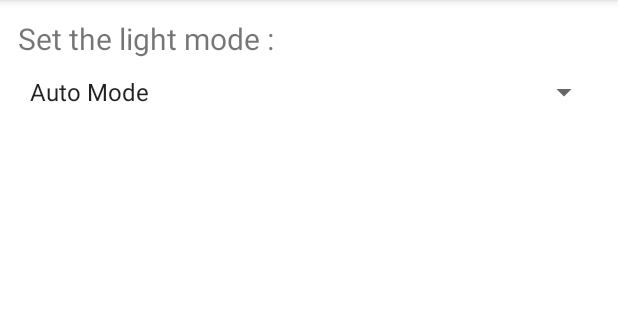
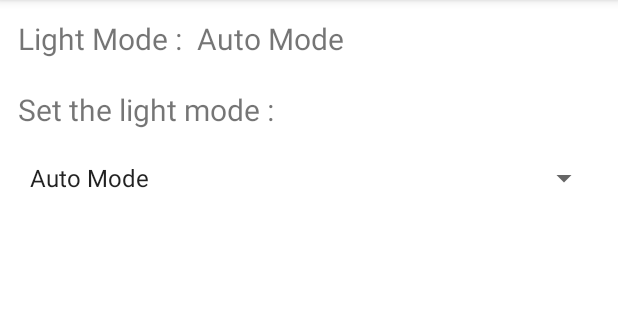
Before and after one commit to CharlotteProjects/IoTMiniProject, an Android app: the screen it shows after launch (MainActivity), on a phone screen of 412 x 824 dp, the part 84-404 px from its top. Run offline under Robolectric (Android 15) with nearby library versions, the phone set to English and light mode, and no system bars; our stand-ins replace Firebase (no records; nobody signed in at launch, a user with empty details on screens opened directly); 2 statements that could not run were skipped.

Commit message:
add a text for show Light Mode

```diff
--- a/app/src/main/java/com/charlottesutdio/iotminiproject/MainActivity.java
+++ b/app/src/main/java/com/charlottesutdio/iotminiproject/MainActivity.java
@@ -9,6 +9,7 @@ import android.view.View;
 import android.widget.AdapterView;
 import android.widget.ArrayAdapter;
 import android.widget.Spinner;
+import android.widget.TextView;
 import android.widget.Toast;
 
 import com.google.android.gms.tasks.OnCompleteListener;
@@ -23,20 +24,30 @@ public class MainActivity extends AppCompatActivity {
 
     private final String TAG = "MainActivity";
 
+    //region FireBase Setting
+
     private DatabaseReference database_LightMode;
 
     private final String path_Main_Manager = "Manager";
     private final String path_LED = "LEDmode";
+    private boolean afterInti = false;
+
+    //endregion
+
+    //region UI Setting
 
     private Spinner spinner_LightMode;
     private int nowLEDmode = 0;
 
-    private boolean afterInti = false;
+    private TextView text_LightMode;
+
+    //endregion
 
     @Override
     protected void onCreate(Bundle savedInstanceState) {
         super.onCreate(savedInstanceState);
         setContentView(R.layout.activity_main);
+        text_LightMode = (TextView) findViewById(R.id.text_YourLightMode);
 
         init_Firebase();
 
@@ -48,12 +59,13 @@ public class MainActivity extends AppCompatActivity {
         FirebaseDatabase database = FirebaseDatabase.getInstance();
         database_LightMode = database.getReference(path_Main_Manager);
 
-        // When onCreate will get the data first and set the choosed
+        // When onCreate will get the data first and set the choose
         database_LightMode.child(path_LED).get().addOnCompleteListener(new OnCompleteListener<DataSnapshot>() {
             @Override
             public void onComplete(@NonNull Task<DataSnapshot> task) {
                 if (task.isSuccessful()) {
                     nowLEDmode = Integer.parseInt(task.getResult().getValue().toString());
+                    setLightModeText(nowLEDmode);
                     afterInti = true;
                     Log.d(TAG, "msg: Get Data successful : " + nowLEDmode);
                 }
@@ -87,6 +99,7 @@ public class MainActivity extends AppCompatActivity {
                     }
                     String st = "Change the Light Mode to : " + mode;
                     Toast.makeText(MainActivity.this, st, Toast.LENGTH_LONG).show();
+                    setLightModeText(value);
                     Log.d(TAG,"msg: " + st);
                 }
             }
@@ -128,4 +141,22 @@ public class MainActivity extends AppCompatActivity {
         // Set spinner position by Firebase data
         spinner_LightMode.setSelection(nowLEDmode);
     }
+
+    // set the Light Mode Text
+    void setLightModeText(int number) {
+        switch (number) {
+            case 0:
+                text_LightMode.setText("Auto Mode");
+                break;
+            case 1:
+                text_LightMode.setText("Lighting Mode");
+                break;
+            case 2:
+                text_LightMode.setText("Closing Mode");
+                break;
+            default:
+                Log.d(TAG, "mas: wrong number input to Light Mode Text.");
+                break;
+        }
+    }
 }
--- a/app/src/main/res/layout/activity_main.xml
+++ b/app/src/main/res/layout/activity_main.xml
@@ -8,28 +8,50 @@
     tools:context=".MainActivity">
 
     <TextView
-        android:id="@+id/textView"
+        android:id="@+id/text_LightMode"
         android:layout_width="wrap_content"
         android:layout_height="wrap_content"
         android:text="@string/text_LightMode"
+        android:textSize="20sp"
+        app:layout_constraintStart_toStartOf="parent"
+        app:layout_constraintTop_toTopOf="parent" />
+
+    <TextView
+        android:id="@+id/text_YourLightMode"
+        android:layout_width="wrap_content"
+        android:layout_height="wrap_content"
+        android:layout_marginStart="10sp"
+        android:text="@string/text_YourLightMode"
+        android:textSize="20sp"
+        app:layout_constraintEnd_toEndOf="parent"
+        app:layout_constraintHorizontal_bias="0.0"
+        app:layout_constraintStart_toEndOf="@+id/text_LightMode"
+        app:layout_constraintTop_toTopOf="parent" />
+
+    <TextView
+        android:id="@+id/text_ChooesLightMode"
+        android:layout_width="wrap_content"
+        android:layout_height="wrap_content"
+        android:layout_marginTop="20sp"
+        android:text="@string/text_ChooseMode"
         android:textSize="20sp"
         app:layout_constraintBottom_toBottomOf="parent"
         app:layout_constraintLeft_toLeftOf="parent"
         app:layout_constraintRight_toRightOf="parent"
         app:layout_constraintStart_toStartOf="parent"
-        app:layout_constraintTop_toTopOf="parent"
+        app:layout_constraintTop_toBottomOf="@+id/text_LightMode"
         app:layout_constraintVertical_bias="0.0" />
 
     <Spinner
         android:id="@+id/spinner_Light"
         android:layout_width="match_parent"
         android:layout_height="wrap_content"
-        android:layout_marginTop="10sp"
+        android:layout_marginTop="20sp"
         app:layout_constraintBottom_toBottomOf="parent"
         app:layout_constraintEnd_toEndOf="parent"
         app:layout_constraintHorizontal_bias="1.0"
         app:layout_constraintStart_toStartOf="parent"
-        app:layout_constraintTop_toBottomOf="@+id/textView"
+        app:layout_constraintTop_toBottomOf="@+id/text_ChooesLightMode"
         app:layout_constraintVertical_bias="0.0" />
 
 </androidx.constraintlayout.widget.ConstraintLayout>
--- a/app/src/main/res/values/strings.xml
+++ b/app/src/main/res/values/strings.xml
@@ -1,6 +1,8 @@
 <resources>
     <string name="app_name">IoTMiniProject</string>
-    <string name="text_LightMode">Set the light mode :</string>
+    <string name="text_ChooseMode">Set the light mode :</string>
+    <string name="text_LightMode">Light Mode :</string>
+    <string name="text_YourLightMode">Auto Mode</string>
     <string-array name="drop_down_Light">
         <item>"Auto Mode"</item>
         <item>"Lighting Mode"</item>
```
